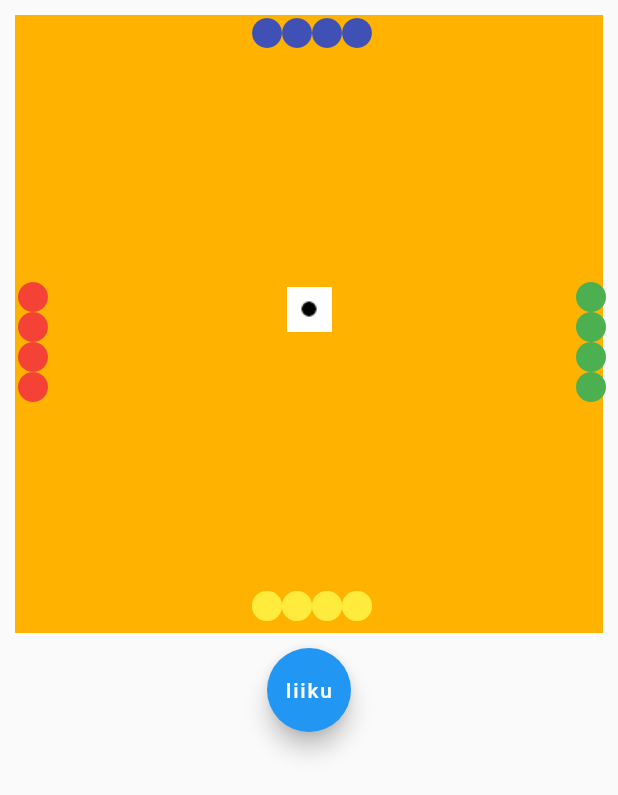
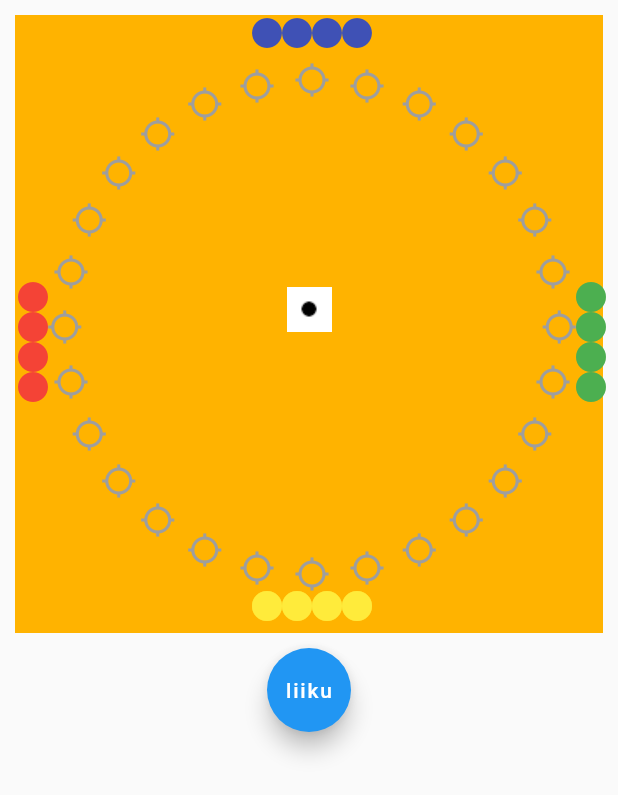
Before and after one commit to Spoam/as-kimble-mobiili, a Flutter app: the screen it shows after launch, after a tap on "Aloita peli", on a phone screen of 412 x 824 dp. Shown: the top 795 px of the screen. Run offline on Flutter 3.47's test engine with Material 2 defaults, Android fonts, the phone set to English and light mode, and no system bars.

Commit message:
added circular board

```diff
--- a/lib/game.dart
+++ b/lib/game.dart
@@ -18,22 +18,31 @@ class _GameWindowState extends State<GameWindow>{
   List<Positioned> pieceIcons = new List(16);
   List<PieceData> pieceData = new List(16);
   //List<List<double>> board = [[10,10],[20,20],[40,40],[60,60],[80,80],[100,100],[120,120],[140,140]];
-  List<List<double>> board = new List(40*2);
+  List<List<double>> board = new List(28*2);
+  List<Positioned> boardIcons = new List(28);
 
 
-  void _initBoard(){
-    int n = 0;
-    for(double i = 0; i < 10; i++){
-      for(double j = 0; j < 10; j++) {
-        if(i == 0 || j == 0){
-          board[n] = [i * 20, j * 20];
-          n++;
-        }
-      }
+
+  void _initBoard(double width){
+    for(int i = 0; i < 28; i++){
+        //x = sin(i),y = cos(i) => ympyrä
+        board[i] = [width/2 - 10 + width/2.5 * sin(i/(28/(2*pi))), width/2 + width/2.5 * cos(i/(28/(2*pi)))];
     }
+
   }
 
+  void _createBoardIcons() {
 
+    for(int i = 0; i < 28; i++) {
+      boardIcons[i] = Positioned(
+        top: board[i][1],
+        left: board[i][0],
+        child: Icon(Icons.gps_not_fixed,
+          color: Colors.grey,),
+      );
+    }
+
+  }
 
   int diceVal = 1;
 
@@ -118,30 +127,37 @@ class _GameWindowState extends State<GameWindow>{
     double height = MediaQuery.of(context).size.height;
 
     if(first) {
-      _initBoard();
+      _initBoard(width);
       _initPieces(width, height);
+      _createBoardIcons();
       first = false;
     }
+
+    //add all widgetts to a signle list
+    List<Widget> all = [];
+    //board
+    all.add(Container(
+      margin: const EdgeInsets.all(10.0),
+      color: Colors.amber[600],
+      width: width,
+      height: width,
+    ));
+
+    all.addAll(boardIcons);
+    all.addAll(pieceIcons);
+
+    //dice
+    all.add(Positioned(
+      top: width / 2 - 15,
+      left: width / 2 - 15,
+      child:_dice(),
+    ));
 
       return Scaffold(
           body:ListView(
             children:[
               Stack(
-                children:[
-                  Container(
-                    margin: const EdgeInsets.all(10.0),
-                    color: Colors.amber[600],
-                    width: width,
-                    height: width,
-                  ),
-                  //älä kysy
-                  pieceIcons[0],pieceIcons[1],pieceIcons[2],pieceIcons[3],pieceIcons[4],pieceIcons[5],pieceIcons[6],pieceIcons[7],pieceIcons[8],pieceIcons[9],pieceIcons[10],pieceIcons[11],pieceIcons[12],pieceIcons[13],pieceIcons[14],pieceIcons[15],
-                  Positioned(
-                    top: width / 2 - 15,
-                    left: width / 2 - 15,
-                    child:_dice(),
-                  )
-                ],
+                children:all,
               ),
               FloatingActionButton(
                 onPressed:(){
```
